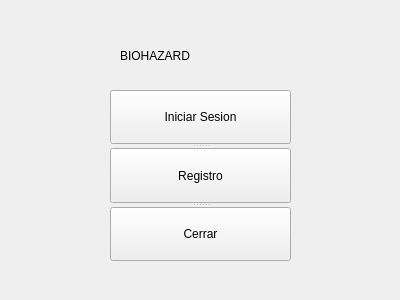
This is PROYECTO_FINAL/BioHazard/principal.ui in sebas156/ProyectosSalvarMateria as Qt 5 draws it before an edit. The edited form follows.
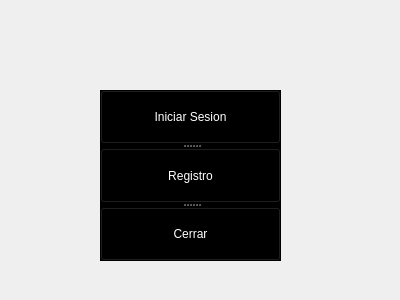
This is the edited form. Icons and pictures are not drawn.

```diff
--- a/PROYECTO_FINAL/BioHazard/principal.ui
+++ b/PROYECTO_FINAL/BioHazard/principal.ui
@@ -13,47 +13,82 @@
   <property name="windowTitle">
    <string>Form</string>
   </property>
-  <widget class="QLabel" name="label">
-   <property name="geometry">
-    <rect>
-     <x>120</x>
-     <y>30</y>
-     <width>151</width>
-     <height>51</height>
-    </rect>
-   </property>
-   <property name="text">
-    <string>BIOHAZARD</string>
-   </property>
-  </widget>
+  <property name="styleSheet">
+   <string notr="true"/>
+  </property>
   <widget class="QSplitter" name="splitter">
    <property name="geometry">
     <rect>
-     <x>110</x>
+     <x>100</x>
      <y>90</y>
      <width>181</width>
      <height>171</height>
     </rect>
    </property>
+   <property name="styleSheet">
+    <string notr="true">background-image: url(:/BGI/b_tex.png);
+background-color: rgb(0, 0, 0);</string>
+   </property>
    <property name="orientation">
     <enum>Qt::Vertical</enum>
    </property>
    <widget class="QPushButton" name="sesion">
+    <property name="styleSheet">
+     <string notr="true">background-image: url(:/BGI/b_tex.png);
+selection-color: rgb(255, 255, 0);
+selection-background-color: rgb(255, 255, 0);
+color: rgb(255, 255, 255);
+font: 75 10pt &quot;MS Shell Dlg 2&quot;;</string>
+    </property>
     <property name="text">
      <string>Iniciar Sesion</string>
     </property>
    </widget>
    <widget class="QPushButton" name="pushButton_2">
+    <property name="styleSheet">
+     <string notr="true">background-image: url(:/BGI/b_tex.png);
+font: 75 10pt &quot;MS Shell Dlg 2&quot;;
+color: rgb(255, 255, 255);</string>
+    </property>
     <property name="text">
      <string>Registro</string>
     </property>
    </widget>
    <widget class="QPushButton" name="Cerrar">
+    <property name="styleSheet">
+     <string notr="true">background-image: url(:/BGI/b_tex.png);
+color: rgb(255, 255, 255);
+font: 75 10pt &quot;MS Shell Dlg 2&quot;;</string>
+    </property>
     <property name="text">
      <string>Cerrar</string>
     </property>
    </widget>
   </widget>
+  <widget class="QLabel" name="label">
+   <property name="enabled">
+    <bool>true</bool>
+   </property>
+   <property name="geometry">
+    <rect>
+     <x>0</x>
+     <y>0</y>
+     <width>401</width>
+     <height>301</height>
+    </rect>
+   </property>
+   <property name="contextMenuPolicy">
+    <enum>Qt::DefaultContextMenu</enum>
+   </property>
+   <property name="styleSheet">
+    <string notr="true">background-image: url(:/BGI/main.png);</string>
+   </property>
+   <property name="text">
+    <string/>
+   </property>
+  </widget>
+  <zorder>label</zorder>
+  <zorder>splitter</zorder>
  </widget>
  <resources/>
  <connections/>
```
